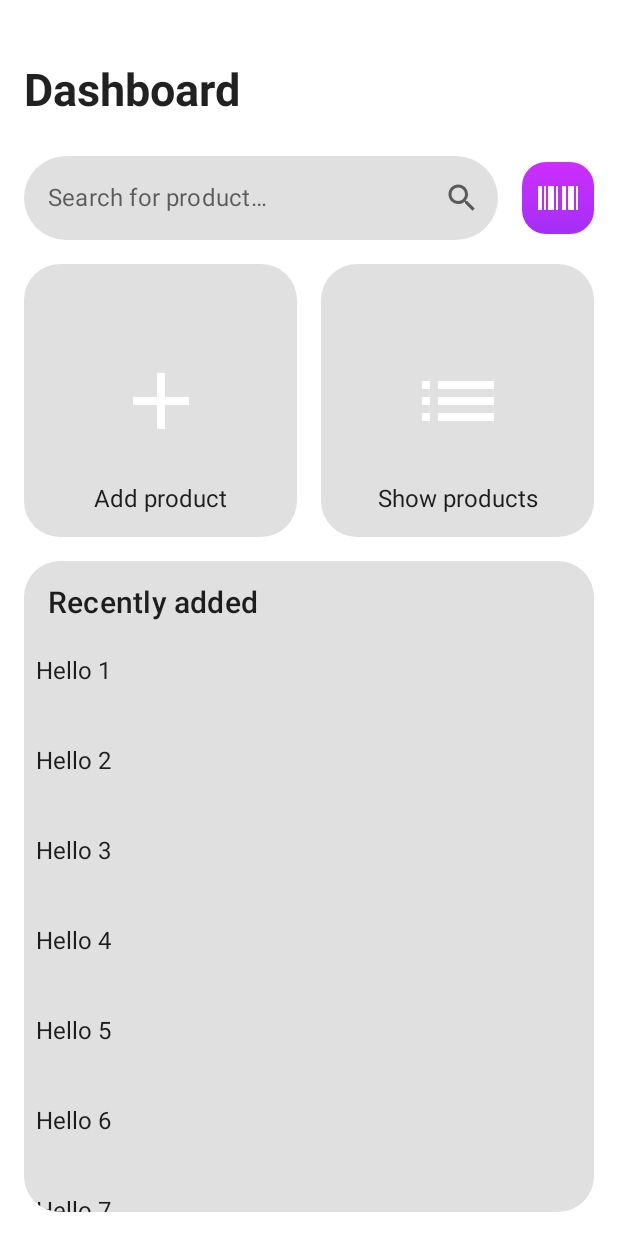
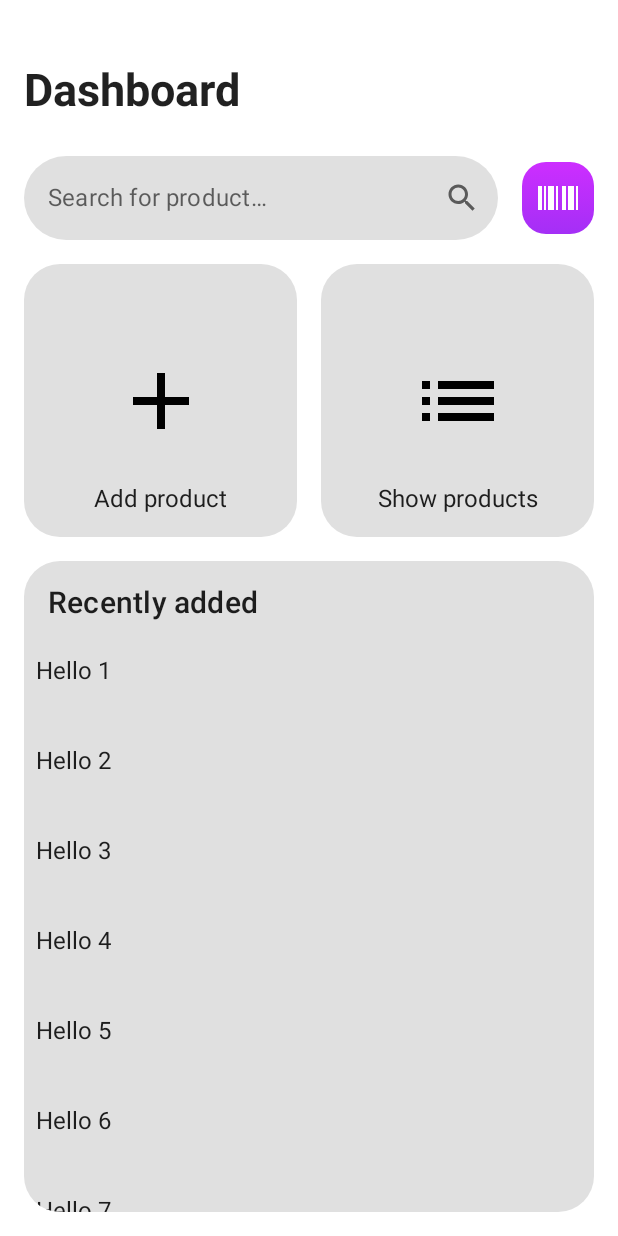
Before and after one commit to masslany/JustEvaluateIt, an Android app built with Jetpack Compose: the screen it shows after launch (MainActivity), on a phone screen of 412 x 824 dp. Run offline under Robolectric (Android 15) with nearby library versions, the light colour scheme and no system bars.

Commit message:
Adapt dashboard icons to light mode

```diff
--- a/app/src/main/java/com/masslany/justevaluateit/presentation/components/RecentlyAdded.kt
+++ b/app/src/main/java/com/masslany/justevaluateit/presentation/components/RecentlyAdded.kt
@@ -20,7 +20,9 @@ import com.masslany.justevaluateit.presentation.ui.theme.SpaceSmall
 
 @Composable
 fun RecentlyAdded(
-    modifier: Modifier = Modifier
+    modifier: Modifier = Modifier,
+    list: List<String> = emptyList(), // TODO: Have domain class here
+    onItemClick: (String) -> Unit = {} // TODO: Here as well
 ) {
     Column(
         modifier = modifier
--- a/app/src/main/java/com/masslany/justevaluateit/presentation/dashboard/DashboardScreen.kt
+++ b/app/src/main/java/com/masslany/justevaluateit/presentation/dashboard/DashboardScreen.kt
@@ -67,19 +67,31 @@ fun DashboardScreen() {
             horizontalArrangement = Arrangement.SpaceBetween
         ) {
 
+            val addProductIcon = if(MaterialTheme.colors.isLight) {
+                painterResource(id = R.drawable.ic_add_dark)
+            } else {
+                painterResource(id = R.drawable.ic_add_light)
+            }
+
+            val showProductsIcon = if(MaterialTheme.colors.isLight) {
+                painterResource(id = R.drawable.ic_list_dark)
+            } else {
+                painterResource(id = R.drawable.ic_list_light)
+            }
+
             DashboardTile(
                 modifier = Modifier
                     .padding(end = SpaceMedium)
                     .fillMaxWidth(0.5f),
                 text = stringResource(R.string.add_product),
-                icon = painterResource(id = R.drawable.ic_add),
+                icon = addProductIcon,
                 contentDescription = stringResource(R.string.content_description_add_product)
             ) {
 
             }
             DashboardTile(
                 text = stringResource(R.string.show_products),
-                icon = painterResource(id = R.drawable.ic_list),
+                icon = showProductsIcon,
                 contentDescription = stringResource(R.string.content_description_show_products),
             ) {
 
--- /dev/null
+++ b/app/src/main/res/drawable/ic_add_dark.xml
@@ -0,0 +1,5 @@
+<vector android:height="24dp" android:tint="#000"
+    android:viewportHeight="24" android:viewportWidth="24"
+    android:width="24dp" xmlns:android="http://schemas.android.com/apk/res/android">
+    <path android:fillColor="#000" android:pathData="M19,13h-6v6h-2v-6H5v-2h6V5h2v6h6v2z"/>
+</vector>
--- /dev/null
+++ b/app/src/main/res/drawable/ic_list_dark.xml
@@ -0,0 +1,5 @@
+<vector android:height="24dp" android:tint="#000"
+    android:viewportHeight="24" android:viewportWidth="24"
+    android:width="24dp" xmlns:android="http://schemas.android.com/apk/res/android">
+    <path android:fillColor="#000" android:pathData="M3,13h2v-2L3,11v2zM3,17h2v-2L3,15v2zM3,9h2L5,7L3,7v2zM7,13h14v-2L7,11v2zM7,17h14v-2L7,15v2zM7,7v2h14L21,7L7,7z"/>
+</vector>
```
Also changed, not shown: app/src/main/res/drawable/ic_add_light.xml (renamed from app/src/main/res/drawable/ic_add.xml), app/src/main/res/drawable/ic_list_light.xml (renamed from app/src/main/res/drawable/ic_list.xml).
